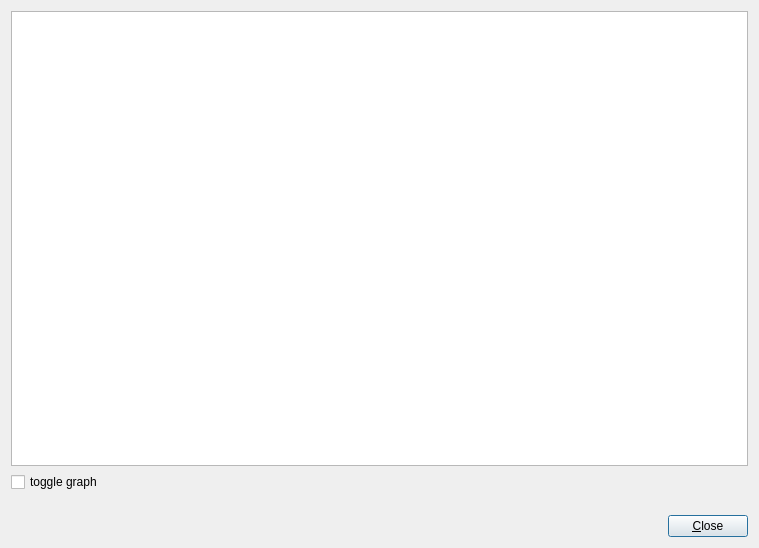
This is src/m64py/ui/plotter.ui in AlphaGriffin/mupen64plus-ui-python as Qt 5 draws it before an edit. The edited form follows.
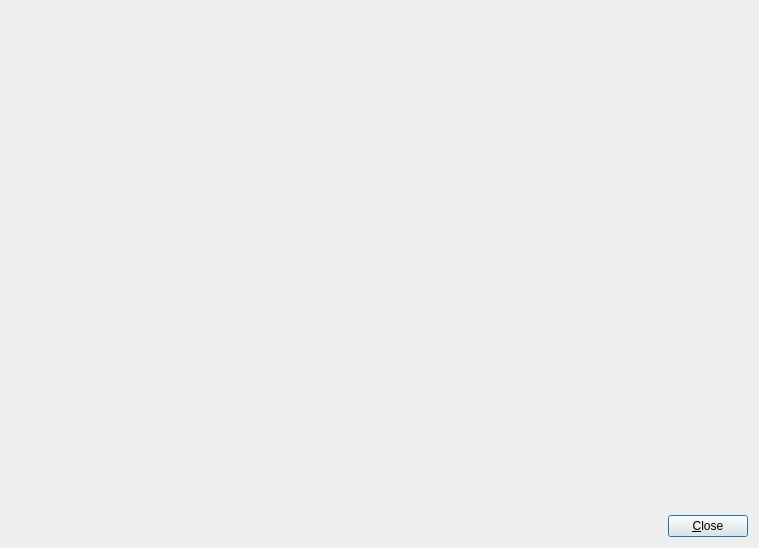
This is the edited form.

Commit message: We now have a proper functioning controller graph

What changed in the file:
```diff
--- a/src/m64py/ui/plotter.ui
+++ b/src/m64py/ui/plotter.ui
@@ -15,30 +15,7 @@
   </property>
   <layout class="QVBoxLayout" name="verticalLayout">
    <item>
-    <widget class="QTextEdit" name="textEdit"/>
-   </item>
-   <item>
-    <widget class="QCheckBox" name="checkBox">
-     <property name="text">
-      <string>toggle graph</string>
-     </property>
-    </widget>
-   </item>
-   <item>
-    <spacer name="verticalSpacer">
-     <property name="orientation">
-      <enum>Qt::Vertical</enum>
-     </property>
-     <property name="sizeType">
-      <enum>QSizePolicy::Minimum</enum>
-     </property>
-     <property name="sizeHint" stdset="0">
-      <size>
-       <width>20</width>
-       <height>17</height>
-      </size>
-     </property>
-    </spacer>
+    <widget class="QWidget" name="graph_widget" native="true"/>
    </item>
    <item>
     <layout class="QHBoxLayout" name="horizontalLayout">
```
The commit also changes 1 other file.
